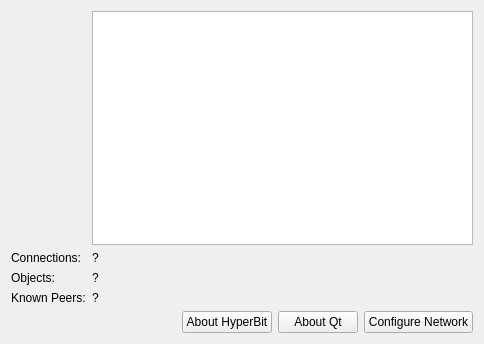
This is hyperbit/gui/data/StatusTab.ui in g1itch/hyperbit as Qt 5 draws it before an edit. The edited form follows.
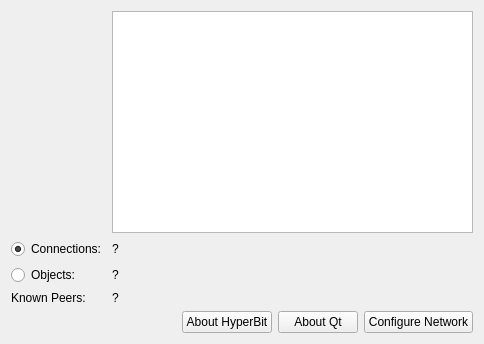
This is the edited form.

Commit message: Use tableView on tab Status for both Connections and Objects

The edit to the form file:
```diff
--- a/hyperbit/gui/data/StatusTab.ui
+++ b/hyperbit/gui/data/StatusTab.ui
@@ -25,10 +25,13 @@
      </widget>
    </item>
    <item row="2" column="0">
-    <widget class="QLabel" name="label">
+    <widget class="QRadioButton" name="connections_button">
      <property name="text">
       <string>Connections:</string>
      </property>
+     <property name="checked">
+      <bool>true</bool>
+     </property>
     </widget>
    </item>
    <item row="2" column="1">
@@ -39,7 +42,7 @@
     </widget>
    </item>
    <item row="3" column="0">
-    <widget class="QLabel" name="label_2">
+    <widget class="QRadioButton" name="objects_button">
      <property name="text">
       <string>Objects:</string>
      </property>
```
Left out of the diff: 9 changed lines with no effect on the pictures. The commit also changes 1 other file.
